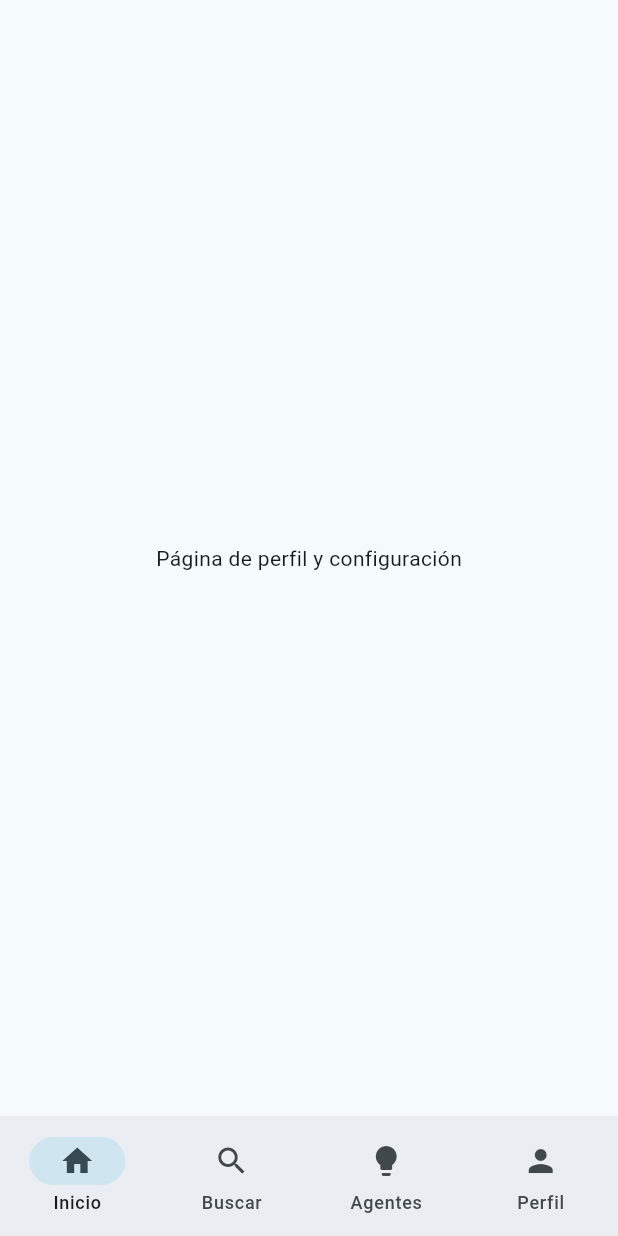
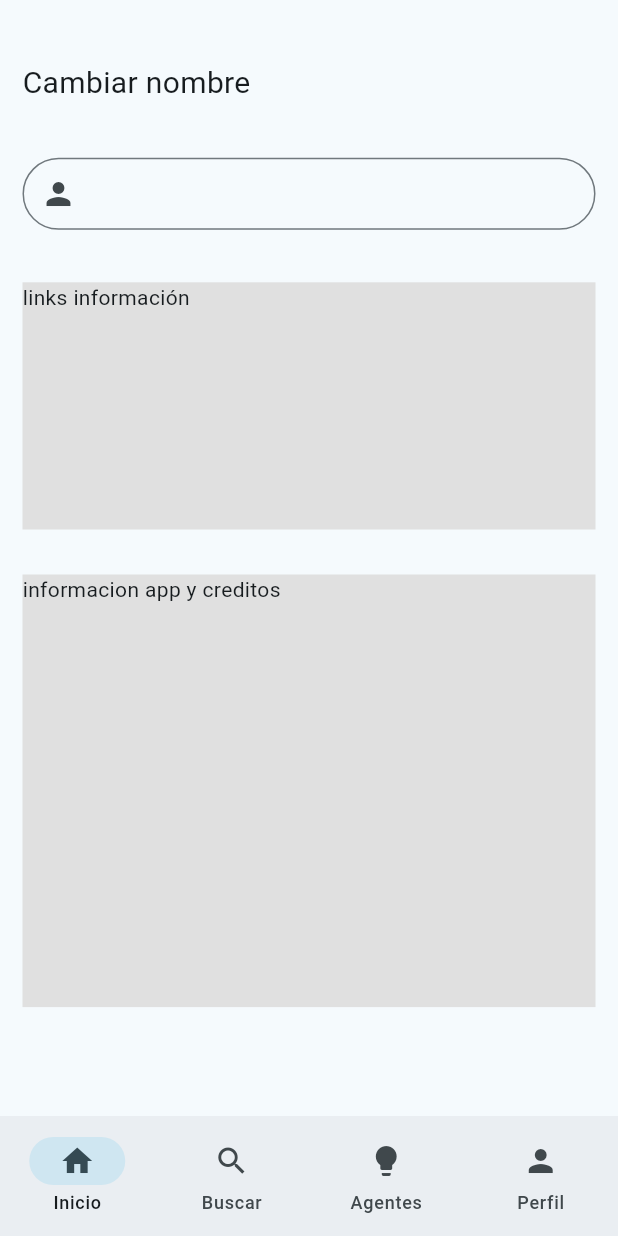
Before and after one commit to RafaelMSuarez/agentes-cancerigenos, a Flutter app: the screen it shows after launch, swiped to page 4, on a phone screen of 412 x 824 dp. Run offline on Flutter 3.47's test engine with Material 3 defaults, Android fonts, the phone set to English and light mode, and no system bars.

Commit message:
profile page

```diff
--- a/lib/pages/profile_page/profile_page.dart
+++ b/lib/pages/profile_page/profile_page.dart
@@ -1,4 +1,6 @@
 import 'package:flutter/material.dart';
+import 'package:proyecto_ubb/style/padding_style.dart';
+import 'package:proyecto_ubb/style/text_styles.dart';
 
 class ProfilePage extends StatefulWidget {
   const ProfilePage({super.key});
@@ -10,8 +12,57 @@ class ProfilePage extends StatefulWidget {
 class _ProfilePageState extends State<ProfilePage> {
   @override
   Widget build(BuildContext context) {
-    return const Center(
-      child: Text("Página de perfil y configuración"),
+    double alto = MediaQuery.of(context).size.height;
+    double ancho = MediaQuery.of(context).size.width;
+    return SafeArea(
+      child: Padding(
+        padding: PaddingTheme.horizontal,
+        child: Column(
+          crossAxisAlignment: CrossAxisAlignment.start,
+          children: [
+            Padding(
+              padding: EdgeInsets.only(top: alto * 0.05, bottom: 15),
+              child: const Text(
+                "Cambiar nombre",
+                style: TitleTheme.secondTitle,
+              ),
+            ),
+            const Padding(
+              padding: EdgeInsets.symmetric(vertical: 20),
+              child: TextField(
+                decoration: InputDecoration(
+                  // labelText: "Nombre",
+                  prefixIcon: Icon(Icons.person),
+                  contentPadding: EdgeInsets.zero,
+                  border: OutlineInputBorder(
+                    borderRadius: BorderRadius.all(
+                      Radius.circular(50),
+                    ),
+                  ),
+                ),
+              ),
+            ),
+            Padding(
+              padding: const EdgeInsets.symmetric(vertical: 15),
+              child: Container(
+                color: Colors.grey[300],
+                height: alto * 0.2,
+                width: ancho,
+                child: const Text("links información"),
+              ),
+            ),
+            Padding(
+              padding: const EdgeInsets.symmetric(vertical: 15),
+              child: Container(
+                color: Colors.grey[300],
+                height: alto * 0.35,
+                width: ancho,
+                child: const Text("informacion app y creditos"),
+              ),
+            )
+          ],
+        ),
+      ),
     );
   }
 }
```
